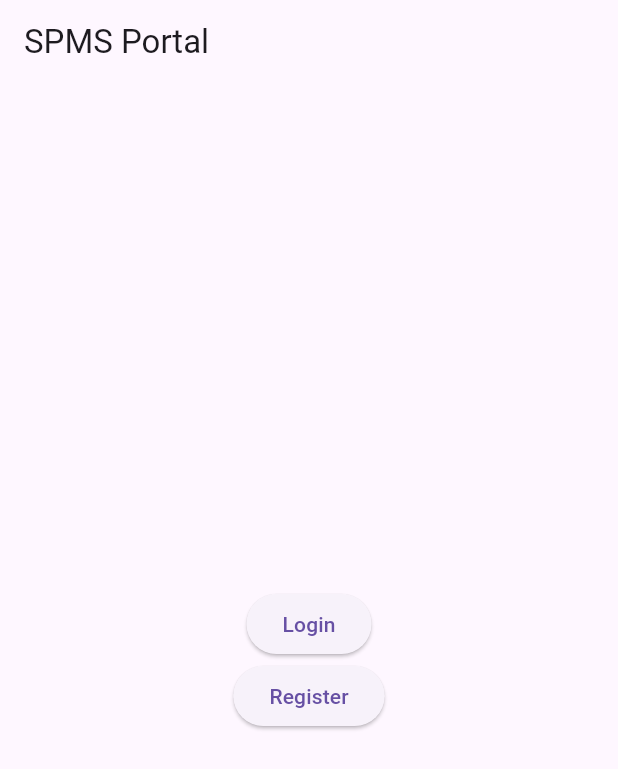
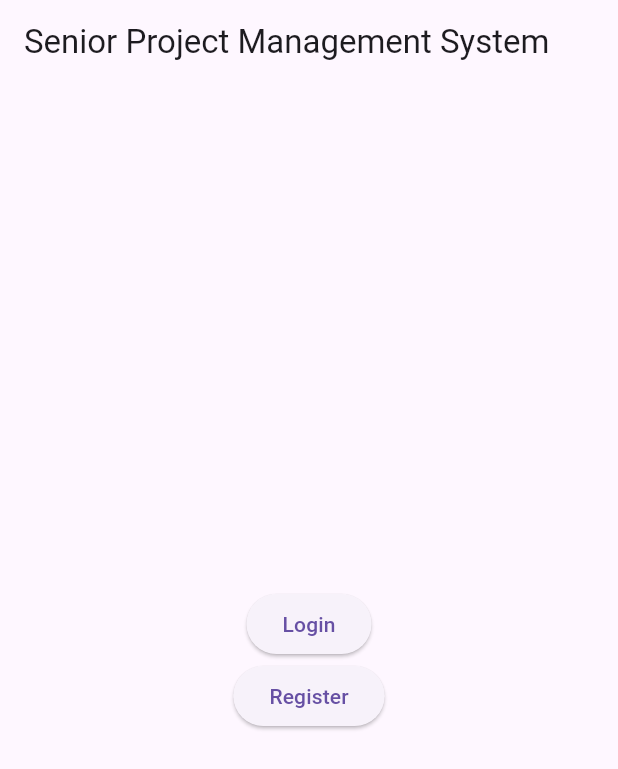
Before and after one commit to qmuuoryan/spms-frontend, a Flutter app: the screen it shows after launch, on a phone screen of 412 x 824 dp. Shown: the top 769 px of the screen. Run offline on Flutter 3.47's test engine with Material 3 defaults, Android fonts, the phone set to English and light mode, and no system bars.

Commit message:
updated my home page

```diff
--- a/lib/index_page.dart
+++ b/lib/index_page.dart
@@ -8,7 +8,7 @@ class IndexPage extends StatelessWidget {
   @override
   Widget build(BuildContext context) {
     return Scaffold(
-      appBar: AppBar(title: const Text('SPMS Portal')),
+      appBar: AppBar(title: const Text('Senior Project Management System')),
       body: Center(
         child: Column(
           mainAxisAlignment: MainAxisAlignment.center,
```
